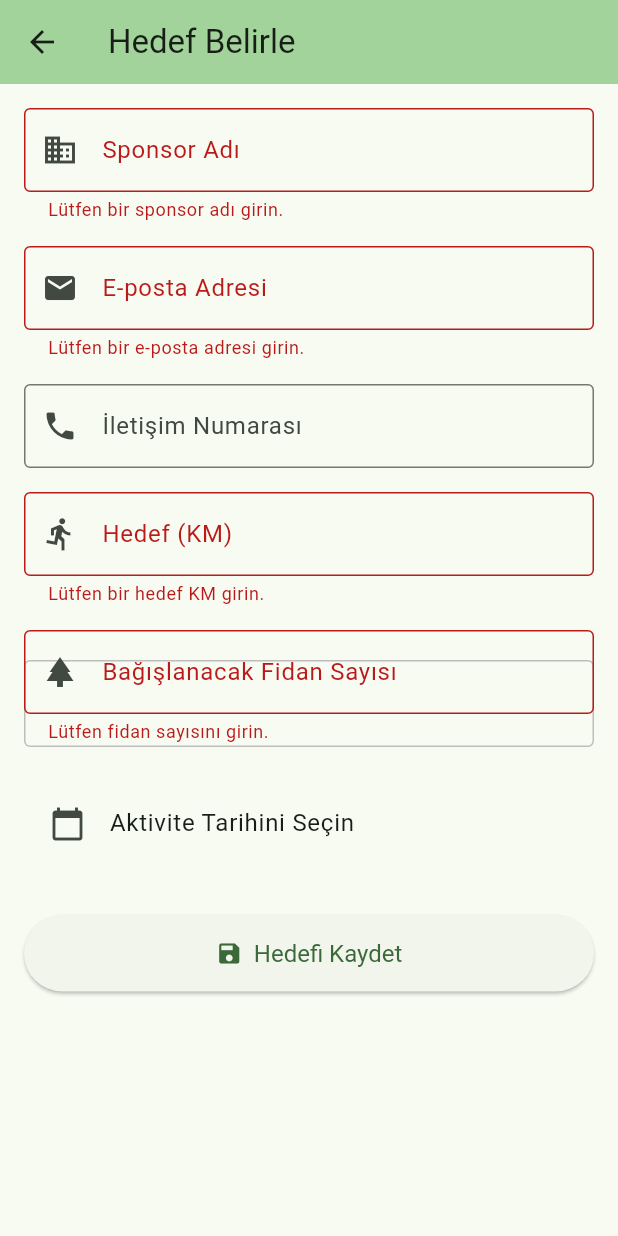
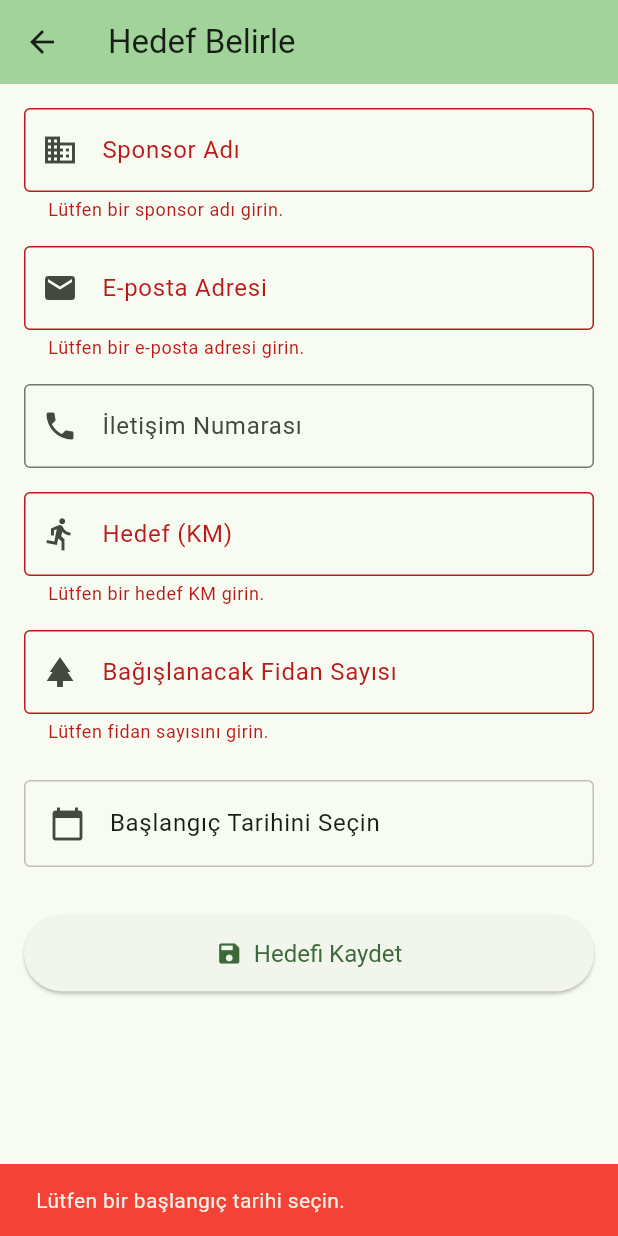
Before and after one commit to egeylmz/gelecege_kos, a Flutter app: the GoalSetPage screen opened directly, after a tap on "Hedefi Kaydet", on a phone screen of 412 x 824 dp. Run offline on Flutter 3.47's test engine with Material 3 defaults, Android fonts, the phone set to English and light mode, and no system bars; our stand-ins replace cloud_firestore, firebase_auth, firebase_core, flutter_svg, google_sign_in; accounts and stored records are empty; network calls fail.

Commit message:
goal collection, top ten contributor list added

```diff
--- a/lib/main.dart
+++ b/lib/main.dart
@@ -10,7 +10,6 @@
 
 void main() async {
   WidgetsFlutterBinding.ensureInitialized();
-  // Platforma özel ayarlarla başlat
   await Firebase.initializeApp(
     options: DefaultFirebaseOptions.currentPlatform,
   );
--- a/lib/pages/goal_set_page.dart
+++ b/lib/pages/goal_set_page.dart
@@ -1,10 +1,14 @@
 import 'package:flutter/material.dart';
 import 'package:intl/intl.dart';
+import 'package:cloud_firestore/cloud_firestore.dart';
+import 'package:firebase_auth/firebase_auth.dart';
+import 'package:flutter/services.dart';
 
-class GoalSetPage extends StatefulWidget {  const GoalSetPage({super.key});
+class GoalSetPage extends StatefulWidget {
+  const GoalSetPage({super.key});
 
-@override
-State<GoalSetPage> createState() => _GoalSetPageState();
+  @override
+  State<GoalSetPage> createState() => _GoalSetPageState();
 }
 
 class _GoalSetPageState extends State<GoalSetPage> {
@@ -15,6 +19,7 @@
   final _emailController = TextEditingController();
   final _phoneController = TextEditingController();
   DateTime? _selectedDate;
+  bool _isLoading = false; // Veritabanı işlemi sırasında bekleme durumunu yönetmek için
 
   @override
   void dispose() {
@@ -30,7 +35,7 @@
     final DateTime? picked = await showDatePicker(
       context: context,
       initialDate: _selectedDate ?? DateTime.now(),
-      firstDate: DateTime(2020),
+      firstDate: DateTime.now(),
       lastDate: DateTime(2101),
     );
     if (picked != null && picked != _selectedDate) {
@@ -40,17 +45,70 @@
     }
   }
 
-  void _saveGoal() {
-    if (_formKey.currentState!.validate()) {
+  Future<void> _saveGoal() async {
+    final isFormValid = _formKey.currentState!.validate();
+    if (!isFormValid || _selectedDate == null) {
+      if (_selectedDate == null) {
+        ScaffoldMessenger.of(context).showSnackBar(
+          const SnackBar(
+            content: Text('Lütfen bir başlangıç tarihi seçin.'),
+            backgroundColor: Colors.red,
+          ),
+        );
+      }
+      return;
+    }
+
+    setState(() {
+      _isLoading = true;
+    });
+
+    try {
+      final user = FirebaseAuth.instance.currentUser;
+      if (user == null) {
+        throw Exception("Hedef belirlemek için önce giriş yapmalısınız.");
+      }
+
       final sponsorName = _sponsorNameController.text;
-      final targetKm = double.tryParse(_targetKmController.text) ?? 0.0;
-      final saplingCount = int.tryParse(_saplingCountController.text) ?? 0;
-      final startDate = _selectedDate;
+      final targetKm = double.parse(_targetKmController.text.replaceAll(',', '.'));
+      final saplingCount = int.parse(_saplingCountController.text);
       final email = _emailController.text;
       final phone = _phoneController.text;
 
-      if (Navigator.canPop(context)) {    //kaydettikten sonra önceki sayfaya dönecek
-        Navigator.pop(context);
+      await FirebaseFirestore.instance.collection('goals').add({
+        'userId': user.uid,
+        'sponsorName': sponsorName,
+        'sponsorEmail': email,
+        'sponsorPhone': phone,
+        'targetKm': targetKm,
+        'saplingCount': saplingCount,
+        'startDate': Timestamp.fromDate(_selectedDate!),
+        'createdAt': FieldValue.serverTimestamp(),
+        'currentKm': 0.0,
+        'isCompleted': false,
+        'approveGoal': false,
+      });
+
+      if (mounted) {
+        ScaffoldMessenger.of(context).showSnackBar(
+          const SnackBar(content: Text('Hedef başarıyla kaydedildi! Onay bekleniyor.')),
+        );
+        Navigator.pop(context); // Kayıt sonrası sayfadan çık
+      }
+    } catch (e) {
+      if (mounted) {
+        ScaffoldMessenger.of(context).showSnackBar(
+          SnackBar(
+            content: Text('Hedef kaydedilirken bir hata oluştu: $e'),
+            backgroundColor: Colors.red,
+          ),
+        );
+      }
+    } finally {
+      if (mounted) {
+        setState(() {
+          _isLoading = false; // İşlem bitince yüklenme durumunu sonlandır
+        });
       }
     }
   }
@@ -115,6 +173,11 @@
                   prefixIcon: Icon(Icons.phone),
                 ),
                 keyboardType: TextInputType.phone,
+                // Telefon numarası için isteğe bağlı formatlayıcılar
+                inputFormatters: [
+                  FilteringTextInputFormatter.digitsOnly,
+                  LengthLimitingTextInputFormatter(11),
+                ],
               ),
 
               const SizedBox(height: 16),
@@ -128,11 +191,16 @@
                   prefixIcon: Icon(Icons.directions_run),
                 ),
                 keyboardType: const TextInputType.numberWithOptions(decimal: true),
+                // Virgül veya nokta ile girişe izin verir
+                inputFormatters: [
+                  FilteringTextInputFormatter.allow(RegExp(r'^\d+[\,\.]?\d{0,2}')),
+                ],
                 validator: (value) {
                   if (value == null || value.isEmpty) {
                     return 'Lütfen bir hedef KM girin.';
                   }
-                  if (double.tryParse(value) == null) {
+                  // Hem virgülü hem noktayı kabul et
+                  if (double.tryParse(value.replaceAll(',', '.')) == null) {
                     return 'Lütfen geçerli bir sayı girin.';
                   }
                   return null;
@@ -149,6 +217,7 @@
                   prefixIcon: Icon(Icons.park),
                 ),
                 keyboardType: TextInputType.number,
+                inputFormatters: [FilteringTextInputFormatter.digitsOnly], // Sadece tam sayı girişi
                 validator: (value) {
                   if (value == null || value.isEmpty) {
                     return 'Lütfen fidan sayısını girin.';
@@ -170,19 +239,22 @@
                 leading: const Icon(Icons.calendar_today),
                 title: Text(
                   _selectedDate == null
-                      ? 'Aktivite Tarihini Seçin'
-                      : 'Seçilen Tarih: ${DateFormat('dd/MM/yyyy').format(_selectedDate!)}',
+                      ? 'Başlangıç Tarihini Seçin'
+                      : 'Başlangıç Tarihi: ${DateFormat('dd/MM/yyyy').format(_selectedDate!)}',
                 ),
                 onTap: () => _selectDate(context),
               ),
 
               const SizedBox(height: 32),
 
-              // Kaydet Butonu
               ElevatedButton.icon(
-                onPressed: _saveGoal,
-                icon: const Icon(Icons.save),
-                label: const Text('Hedefi Kaydet'),
+                onPressed: _isLoading ? null : _saveGoal,
+                icon: _isLoading
+                    ? const SizedBox.shrink() // Yüklenirken boşluk bırak
+                    : const Icon(Icons.save),
+                label: _isLoading
+                    ? const CircularProgressIndicator(color: Colors.white)
+                    : const Text('Hedefi Kaydet'),
                 style: ElevatedButton.styleFrom(
                   padding: const EdgeInsets.symmetric(vertical: 16),
                   textStyle: const TextStyle(fontSize: 16),
```
Also changed, not shown: lib/pages/goal_list.dart (+114 -0 lines), lib/pages/home_page.dart (+80 -16 lines), lib/pages/login_page.dart (+42 -11 lines), lib/pages/top_ten_contributors.dart (+137 -0 lines).
